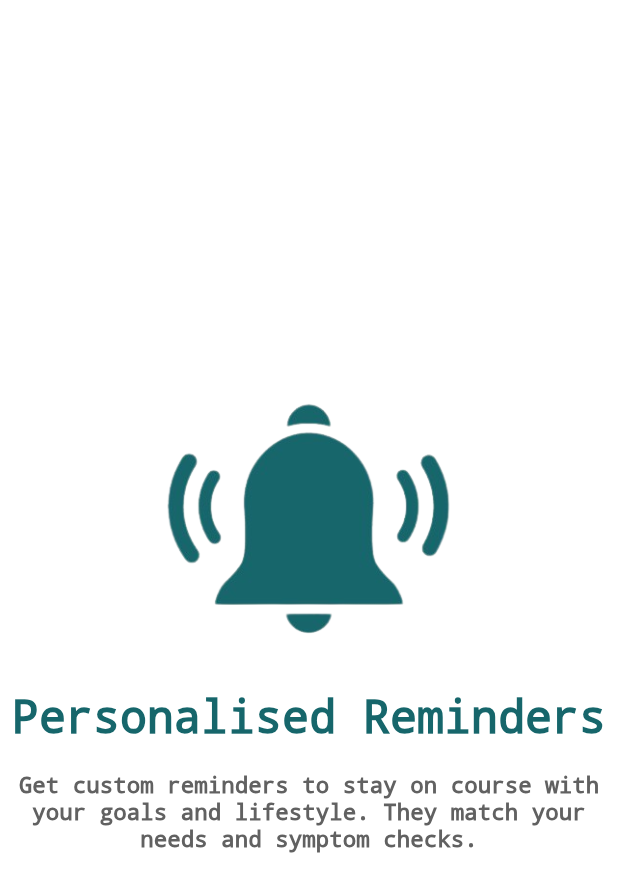
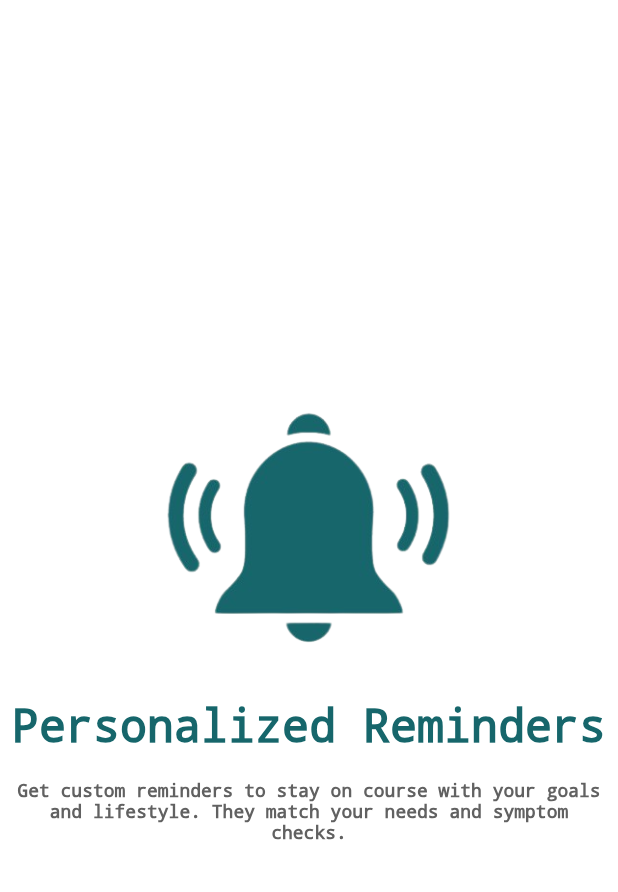
Before and after one commit to sanikaahadap/migraine_review, a Flutter app: the Features screen opened directly, after a tap on "Personalized Reminders", on a phone screen of 412 x 824 dp. Shown: the top 892 px of the screen. Run offline on Flutter 3.47's test engine with Material 3 defaults, Android fonts, the phone set to English and light mode, and no system bars; our stand-ins replace animated_text_kit, smooth_page_indicator.

```diff
--- a/lib/intro_screens/intro_page_3.dart
+++ b/lib/intro_screens/intro_page_3.dart
@@ -22,7 +22,7 @@ class IntroPage3 extends StatelessWidget {
               padding: const EdgeInsets.all(0.0),
               child: Text(
                 textAlign: TextAlign.center,
-                'Personalised Reminders',
+                'Personalized Reminders',
                 style: TextStyle(
                   decoration: TextDecoration.none,
                   fontWeight: FontWeight.bold,
@@ -40,7 +40,7 @@ class IntroPage3 extends StatelessWidget {
                 style: TextStyle(
                   decoration: TextDecoration.none,
                   color: Colors.grey[700], // Adjust the text color as needed
-                  fontSize: 15.0,
+                  fontSize: 12.0,
                 ),
               ),
             ),
```
Also changed, not shown: pubspec.yaml (+7 -0 lines), assets/images/icon.png (added), pubspec.lock, 27 other files.
